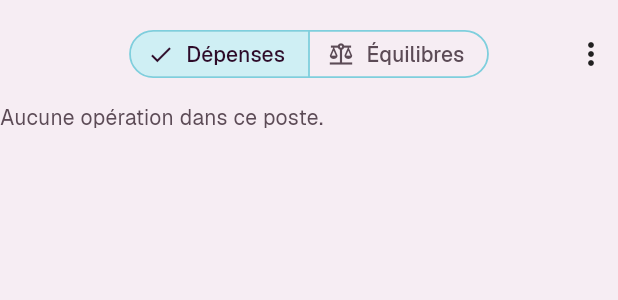
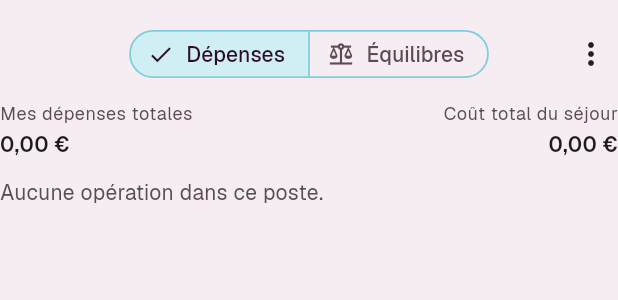
Before and after one commit to CenturySpine/Planzers, a Flutter app: the _ExpensePostPanel widget shown alone on an empty page, opened directly with empty values, on a phone screen of 412 x 824 dp. Shown: the top 300 px of the screen. Run offline on Flutter 3.47's test engine with Material 3 defaults, Android fonts, the phone set to English and light mode, and no system bars; our stand-ins replace cloud_firestore, cloud_functions, emoji_picker_flutter, firebase_auth, firebase_core, firebase_messaging and 9 more; missing offline and left inert: app_badge_plus, dart:js_interop; accounts and stored records are empty; network calls fail.

Commit message:
feat(expenses): add trip and personal totals above operations
Agent-Logs-Url: https://github.com/CenturySpine/Planzers/sessions/b5858f9c-8b65-4793-9d79-bda87a08a83e

Co-authored-by: CenturySpine <4419338+CenturySpine@users.noreply.github.com>

```diff
--- a/lib/features/expenses/presentation/trip_expenses_page.dart
+++ b/lib/features/expenses/presentation/trip_expenses_page.dart
@@ -322,6 +322,7 @@ class _TripExpensesBody extends StatelessWidget {
                child: _ExpensePostPanel(
                  tripId: tripId,
                  group: visibleGroups.single,
+                 allTripExpenses: expenses,
                  groupExpenses: expenses
                      .where((e) => e.groupId == visibleGroups.single.id)
                      .toList(),
@@ -465,6 +466,7 @@ class _ExpensePostsTabbedViewState extends State<_ExpensePostsTabbedView>
                    child: _ExpensePostPanel(
                      tripId: widget.tripId,
                      group: group,
+                     allTripExpenses: widget.expenses,
                      groupExpenses:
                          widget.expenses.where((e) => e.groupId == group.id).toList(),
                      memberIds: widget.memberIds,
@@ -485,6 +487,7 @@ class _ExpensePostPanel extends ConsumerStatefulWidget {
   const _ExpensePostPanel({
     required this.tripId,
     required this.group,
+    required this.allTripExpenses,
     required this.groupExpenses,
     required this.memberIds,
     required this.memberPublicLabels,
@@ -494,6 +497,7 @@ class _ExpensePostPanel extends ConsumerStatefulWidget {
 
   final String tripId;
   final TripExpenseGroup group;
+  final List<TripExpense> allTripExpenses;
   final List<TripExpense> groupExpenses;
   final List<String> memberIds;
   final Map<String, String> memberPublicLabels;
@@ -556,6 +560,12 @@ class _ExpensePostPanelState extends ConsumerState<_ExpensePostPanel> {
   Widget build(BuildContext context) {
     final settlement =
         computeViewerSettlement(widget.groupExpenses, widget.viewerUserId);
+    final tripTotalsByCurrency = _sumByCurrency(widget.allTripExpenses);
+    final myTotalsByCurrency = _sumByCurrency(
+      widget.allTripExpenses.where(
+        (expense) => expense.paidBy.trim() == widget.viewerUserId?.trim(),
+      ),
+    );
     final scope = participantScopeMemberIdsForGroup(
       widget.group,
       widget.memberIds,
@@ -691,6 +701,11 @@ class _ExpensePostPanelState extends ConsumerState<_ExpensePostPanel> {
           Column(
             crossAxisAlignment: CrossAxisAlignment.stretch,
             children: [
+              _ExpenseTotalsHeader(
+                myTotalsByCurrency: myTotalsByCurrency,
+                tripTotalsByCurrency: tripTotalsByCurrency,
+              ),
+              const SizedBox(height: 12),
               if (widget.groupExpenses.isEmpty)
                 Text(
                   'Aucune opération dans ce poste.',
@@ -715,6 +730,29 @@ class _ExpensePostPanelState extends ConsumerState<_ExpensePostPanel> {
 }
 
 enum _ExpensePostView { operations, settlement }
+
+Map<String, double> _sumByCurrency(Iterable<TripExpense> expenses) {
+  final totals = <String, double>{};
+  for (final expense in expenses) {
+    final currency = expense.currency.trim().toUpperCase();
+    if (currency.isEmpty) continue;
+    totals.update(
+      currency,
+      (value) => value + expense.amount,
+      ifAbsent: () => expense.amount,
+    );
+  }
+  return totals;
+}
+
+String _formatTotalsByCurrency(Map<String, double> totalsByCurrency) {
+  if (totalsByCurrency.isEmpty) return _formatMoney('EUR', 0);
+  final sortedEntries = totalsByCurrency.entries.toList()
+    ..sort((a, b) => a.key.compareTo(b.key));
+  return sortedEntries
+      .map((entry) => _formatMoney(entry.key, entry.value))
+      .join(' · ');
+}
 
 String _formatMoney(String currency, double amount) {
   final c = currency.trim().toUpperCase();
@@ -757,6 +795,60 @@ String _formatSuggestedTransferLine({
 
 enum _ExpenseDetailsMenuAction { edit, delete }
 enum _ExpensePostMenuAction { edit, delete }
+
+class _ExpenseTotalsHeader extends StatelessWidget {
+  const _ExpenseTotalsHeader({
+    required this.myTotalsByCurrency,
+    required this.tripTotalsByCurrency,
+  });
+
+  final Map<String, double> myTotalsByCurrency;
+  final Map<String, double> tripTotalsByCurrency;
+
+  @override
+  Widget build(BuildContext context) {
+    final colorScheme = Theme.of(context).colorScheme;
+    final labelStyle = Theme.of(context).textTheme.bodySmall?.copyWith(
+          color: colorScheme.onSurfaceVariant,
+        );
+    final valueStyle = Theme.of(context).textTheme.titleSmall?.copyWith(
+          fontWeight: FontWeight.w600,
+        );
+
+    return Row(
+      children: [
+        Expanded(
+          child: Column(
+            crossAxisAlignment: CrossAxisAlignment.start,
+            children: [
+              Text('Mes dépenses totales', style: labelStyle),
+              const SizedBox(height: 2),
+              Text(
+                _formatTotalsByCurrency(myTotalsByCurrency),
+                style: valueStyle,
+              ),
+            ],
+          ),
+        ),
+        const SizedBox(width: 12),
+        Expanded(
+          child: Column(
+            crossAxisAlignment: CrossAxisAlignment.end,
+            children: [
+              Text('Coût total du séjour', style: labelStyle),
+              const SizedBox(height: 2),
+              Text(
+                _formatTotalsByCurrency(tripTotalsByCurrency),
+                textAlign: TextAlign.right,
+                style: valueStyle,
+              ),
+            ],
+          ),
+        ),
+      ],
+    );
+  }
+}
 
 class _SettlementSection extends StatelessWidget {
   const _SettlementSection({
```
Lines whose indentation alone changed are shown as unchanged.
